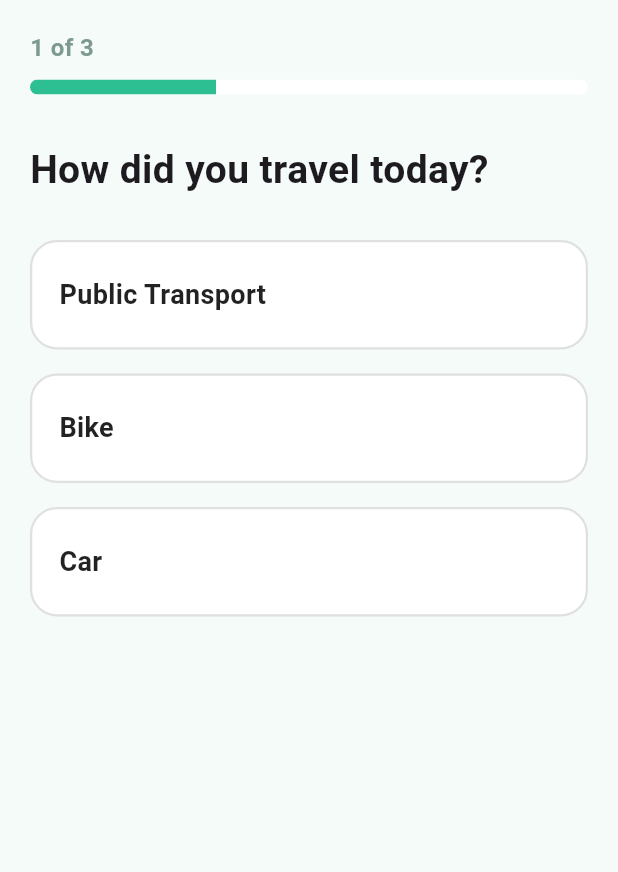
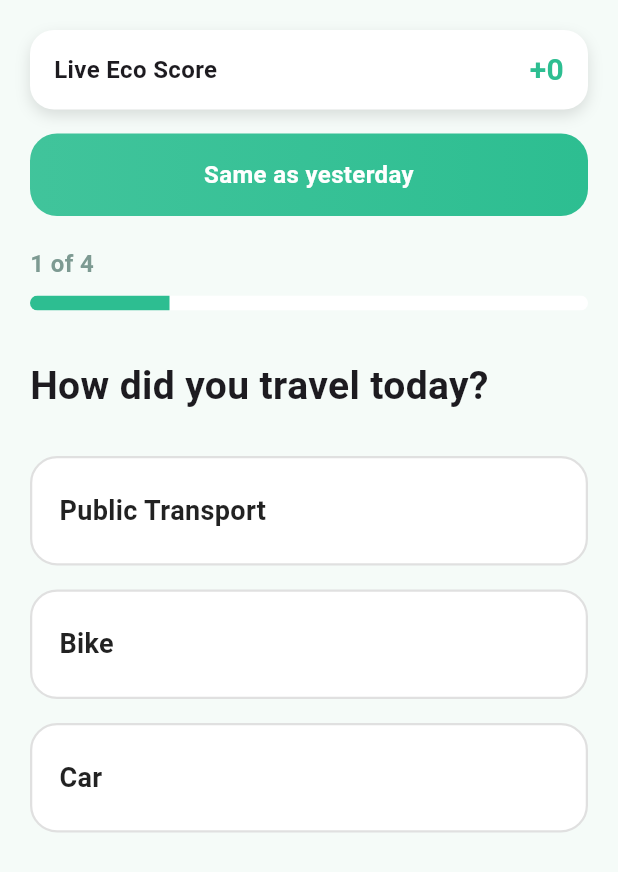
Before and after one commit to manasipatil-git/gdg-hacakthon, a Flutter app: the LogScreen screen opened by its route, on a phone screen of 412 x 824 dp. Shown: the top 872 px of the screen. Run offline on Flutter 3.47's test engine with Material 3 defaults, Android fonts, the phone set to English and light mode, and no system bars; our stand-ins replace cloud_firestore, firebase_auth, firebase_core, qr_flutter; accounts and stored records are empty; Roboto replaces fonts that are missing (Poppins).

Commit message:
feat(log): add water usage step, live score preview, and same-as-yesterday shortcut

```diff
--- a/ecolife/lib/Features/log/screens/log_quiz_screen.dart
+++ b/ecolife/lib/Features/log/screens/log_quiz_screen.dart
@@ -6,6 +6,7 @@ import '../widgets/log_option_card.dart';
 import '../widgets/log_summary_card.dart';
 import '../../../core/constants/colors.dart';
 import '../../../core/services/firestore_service.dart';
+import '../controller/log_controller.dart';
 
 class LogScreen extends StatefulWidget {
   const LogScreen({super.key});
@@ -16,10 +17,11 @@ class LogScreen extends StatefulWidget {
 
 class _LogScreenState extends State<LogScreen> {
   int step = 1;
-  int totalScore = 0;
   String? selected;
   bool showSummary = false;
   bool isSubmitting = false;
+
+  final LogController _controller = LogController();
 
   final transportOptions = const {
     'Public Transport': 5,
@@ -38,19 +40,30 @@ class _LogScreenState extends State<LogScreen> {
     'AC': 0,
   };
 
-  /// ✅ FIXED NAVIGATION WITH DEBUGGING
+  final waterOptions = const {
+    'Normal Usage': 2,
+    'Long Shower': 0,
+  };
+
+  // 🆕 Same as Yesterday (demo values)
+  void _useYesterday() {
+    _controller.addAnswer('transport', 'Public Transport', 5);
+    _controller.addAnswer('food', 'Veg', 4);
+    _controller.addAnswer('energy', 'Fan', 3);
+    _controller.addAnswer('water', 'Normal Usage', 2);
+
+    setState(() {
+      showSummary = true;
+    });
+  }
+
   Future<void> _submit() async {
     if (isSubmitting) return;
     setState(() => isSubmitting = true);
 
     final uid = FirebaseAuth.instance.currentUser?.uid;
 
-    print('🔵 Starting submission...');
-    print('🔵 UID: $uid');
-    print('🔵 Total Score: $totalScore');
-
     if (uid == null) {
-      print('🔴 ERROR: User not logged in');
       if (!mounted) return;
       setState(() => isSubmitting = false);
       ScaffoldMessenger.of(context).showSnackBar(
@@ -62,32 +75,20 @@ class _LogScreenState extends State<LogScreen> {
       return;
     }
 
-    if (totalScore == 0) {
-      print('⚠️ Warning: totalScore is 0');
-    }
-
     try {
-      print('🔵 Calling logEcoAction...');
       await FirestoreService().logEcoAction(
         uid: uid,
-        points: totalScore,
+        points: _controller.score,
         type: 'daily_log',
       );
 
-      print('✅ logEcoAction completed successfully');
-
       if (!mounted) return;
 
-      print('🔵 Navigating to dashboard...');
       Navigator.of(context).pushNamedAndRemoveUntil(
         '/dashboard',
         (route) => false,
       );
-      print('✅ Navigation called');
-    } catch (e, stackTrace) {
-      print('🔴 ERROR in _submit: $e');
-      print('🔴 Stack trace: $stackTrace');
-
+    } catch (e) {
       if (!mounted) return;
 
       setState(() => isSubmitting = false);
@@ -96,7 +97,6 @@ class _LogScreenState extends State<LogScreen> {
         SnackBar(
           content: Text('Failed to log action: $e'),
           backgroundColor: Colors.red,
-          duration: const Duration(seconds: 5),
         ),
       );
     }
@@ -120,19 +120,93 @@ class _LogScreenState extends State<LogScreen> {
         ? transportOptions
         : step == 2
             ? foodOptions
-            : energyOptions;
+            : step == 3
+                ? energyOptions
+                : waterOptions;
+
+    final answerKey = step == 1
+        ? 'transport'
+        : step == 2
+            ? 'food'
+            : step == 3
+                ? 'energy'
+                : 'water';
 
     return Column(
       crossAxisAlignment: CrossAxisAlignment.start,
       children: [
-        LogProgressBar(step: step, total: 3),
+        // 🆕 Live score preview
+        Container(
+          padding: const EdgeInsets.symmetric(vertical: 12, horizontal: 16),
+          margin: const EdgeInsets.only(bottom: 16),
+          decoration: BoxDecoration(
+            color: Colors.white,
+            borderRadius: BorderRadius.circular(16),
+            boxShadow: const [
+              BoxShadow(
+                color: Colors.black12,
+                blurRadius: 8,
+                offset: Offset(0, 4),
+              ),
+            ],
+          ),
+          child: Row(
+            mainAxisAlignment: MainAxisAlignment.spaceBetween,
+            children: [
+              const Text(
+                'Live Eco Score',
+                style: TextStyle(fontSize: 16, fontWeight: FontWeight.w600),
+              ),
+              Text(
+                '+${_controller.score}',
+                style: TextStyle(
+                  fontSize: 20,
+                  fontWeight: FontWeight.bold,
+                  color: AppColors.primary,
+                ),
+              ),
+            ],
+          ),
+        ),
+
+        // 🆕 Same as yesterday button
+        GestureDetector(
+          onTap: _useYesterday,
+          child: Container(
+            width: double.infinity,
+            padding: const EdgeInsets.all(16),
+            margin: const EdgeInsets.only(bottom: 20),
+            decoration: BoxDecoration(
+              gradient: LinearGradient(
+                colors: [
+                  AppColors.primary.withOpacity(0.9),
+                  AppColors.primary,
+                ],
+              ),
+              borderRadius: BorderRadius.circular(18),
+            ),
+            child: const Text(
+              'Same as yesterday',
+              textAlign: TextAlign.center,
+              style: TextStyle(
+                color: Colors.white,
+                fontSize: 16,
+                fontWeight: FontWeight.bold,
+              ),
+            ),
+          ),
+        ),
+
+        LogProgressBar(step: step, total: 4),
         const SizedBox(height: 32),
         Text(
           step == 1
               ? 'How did you travel today?'
               : step == 2
                   ? 'What did you eat today?'
-                  : 'Which appliance did you use most?',
+                  : step == 3
+                      ? 'Which appliance did you use most?'
+                      : 'How was your water usage today?',
           style: const TextStyle(
             fontSize: 26,
             fontWeight: FontWeight.bold,
@@ -144,15 +218,16 @@ class _LogScreenState extends State<LogScreen> {
             text: e.key,
             selected: selected == e.key,
             onTap: () {
+              _controller.addAnswer(answerKey, e.key, e.value);
+
               setState(() {
                 selected = e.key;
-                totalScore += e.value;
               });
 
               Future.delayed(const Duration(milliseconds: 250), () {
                 if (!mounted) return;
 
-                if (step == 3) {
+                if (step == 4) {
                   setState(() => showSummary = true);
                 } else {
                   setState(() {
@@ -180,7 +255,7 @@ class _LogScreenState extends State<LogScreen> {
           ),
         ),
         const SizedBox(height: 24),
-        LogSummaryCard(score: totalScore),
+        LogSummaryCard(score: _controller.score),
         const SizedBox(height: 40),
         SizedBox(
           width: double.infinity,
@@ -200,7 +275,8 @@ class _LogScreenState extends State<LogScreen> {
                     width: 20,
                     child: CircularProgressIndicator(
                       strokeWidth: 2,
-                      valueColor: AlwaysStoppedAnimation<Color>(Colors.white),
+                      valueColor:
+                          AlwaysStoppedAnimation<Color>(Colors.white),
                     ),
                   )
                 : const Text(
```
